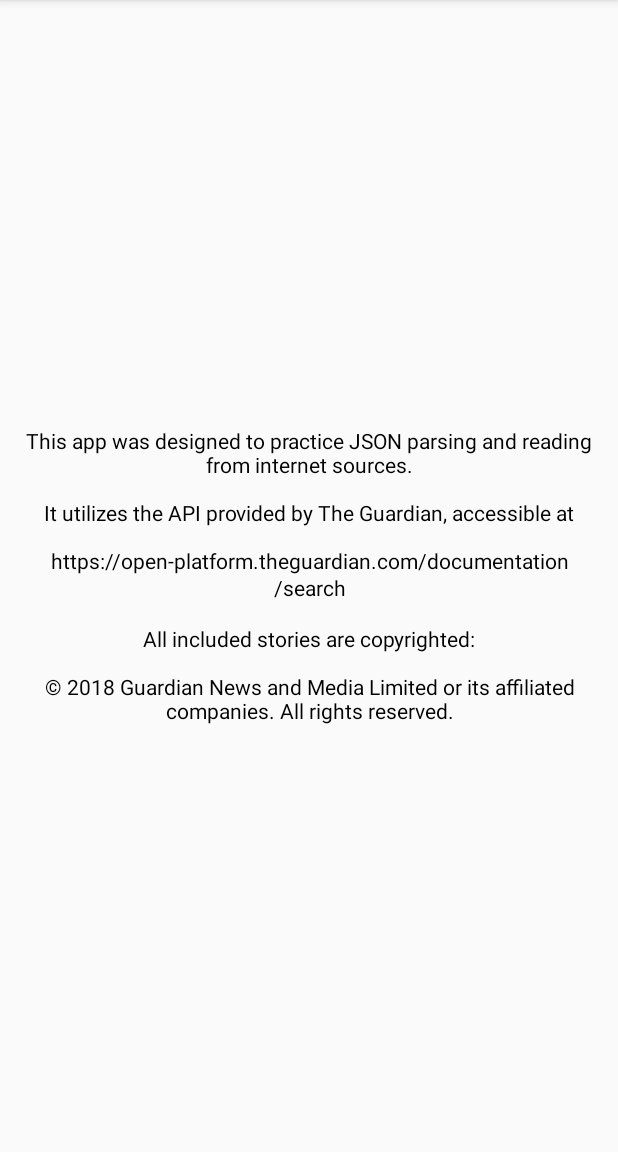
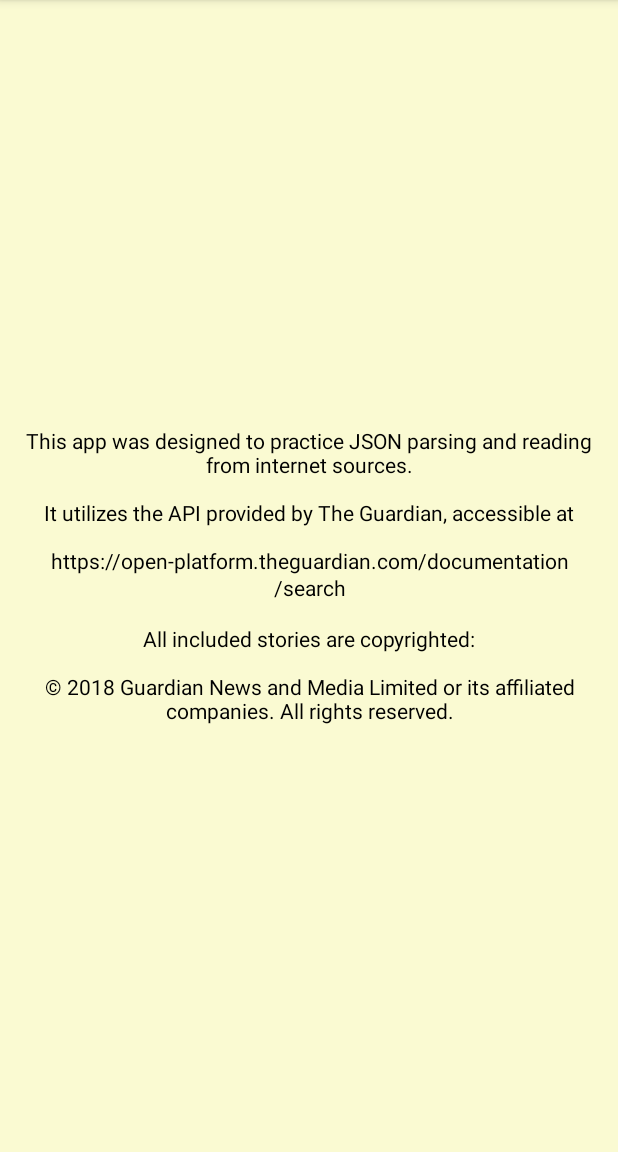
Before and after one commit to bqfix/Newsworthy, an Android app: the AboutActivity screen opened directly, with no data from a screen before it, on a phone screen of 412 x 824 dp, the part 84-1236 px from its top. Run offline under Robolectric (Android 15) with nearby library versions, the phone set to English and light mode, and no system bars.

Commit message:
feat: Update color palette

```diff
--- a/app/src/main/res/layout/activity_about.xml
+++ b/app/src/main/res/layout/activity_about.xml
@@ -8,7 +8,8 @@
     android:gravity="center"
     android:text="@string/about_details"
     android:textColor="@android:color/black"
-    android:layout_margin="16dp"
+    android:padding="16dp"
+    android:background="@color/colorBackground"
     >
 
 </TextView>
--- a/app/src/main/res/layout/activity_main.xml
+++ b/app/src/main/res/layout/activity_main.xml
@@ -5,7 +5,8 @@
     android:layout_width="match_parent"
     android:layout_height="match_parent"
     android:orientation="vertical"
-    tools:context=".MainActivity">
+    tools:context=".MainActivity"
+    android:background="@color/colorBackground">
 
     <LinearLayout
         android:id="@+id/search_layout"
```
Also changed, not shown: app/src/main/res/values/colors.xml (+4 -3 lines).
